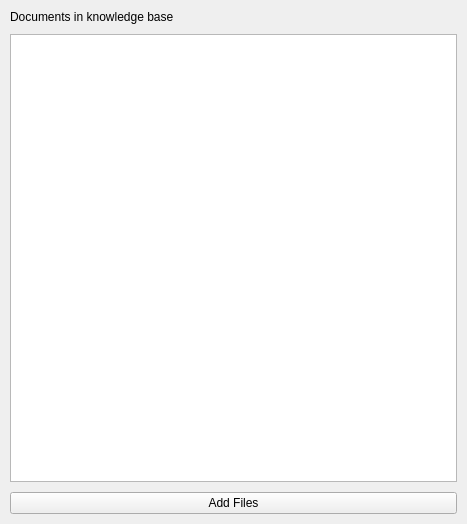
Capsize-Games/airunner, file src/airunner/components/documents/gui/widgets/templates/documents.ui: the form before one commit.
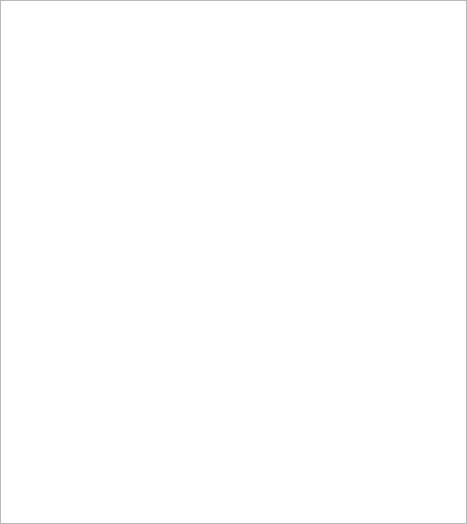
The form after the commit.

Commit message: update document knowledge file explorer. update styles. add home widget

Diff of the .ui file:
```diff
--- a/src/airunner/components/documents/gui/widgets/templates/documents.ui
+++ b/src/airunner/components/documents/gui/widgets/templates/documents.ui
@@ -15,45 +15,22 @@
   </property>
   <layout class="QGridLayout" name="gridLayout">
    <property name="leftMargin">
-    <number>10</number>
+    <number>0</number>
    </property>
    <property name="topMargin">
-    <number>10</number>
+    <number>0</number>
    </property>
    <property name="rightMargin">
-    <number>10</number>
+    <number>0</number>
    </property>
    <property name="bottomMargin">
-    <number>10</number>
+    <number>0</number>
    </property>
-   <property name="horizontalSpacing">
+   <property name="spacing">
     <number>0</number>
    </property>
-   <property name="verticalSpacing">
-    <number>10</number>
-   </property>
-   <item row="2" column="0" colspan="2">
-    <widget class="QPushButton" name="add_files">
-     <property name="cursor">
-      <cursorShape>PointingHandCursor</cursorShape>
-     </property>
-     <property name="toolTip">
-      <string>Add files to knowledgebase</string>
-     </property>
-     <property name="text">
-      <string>Add Files</string>
-     </property>
-    </widget>
-   </item>
-   <item row="1" column="0" colspan="2">
-    <widget class="QListWidget" name="document_list"/>
-   </item>
    <item row="0" column="0" colspan="2">
-    <widget class="QLabel" name="label">
-     <property name="text">
-      <string>Documents in knowledge base</string>
-     </property>
-    </widget>
+    <widget class="QTreeView" name="treeView"/>
    </item>
   </layout>
  </widget>
```
The commit also changes 18 other files.
